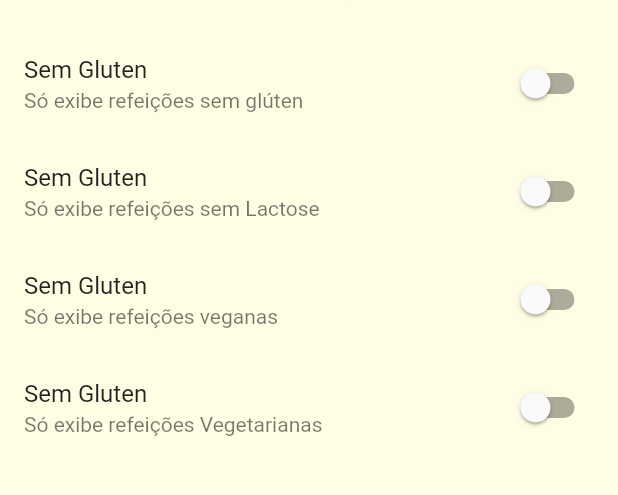
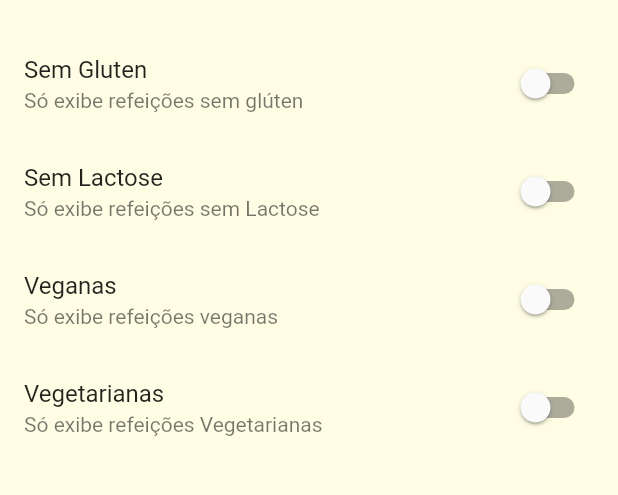
Before and after one commit to CaioAugustoSO/Meals-app, a Flutter app: the SettingsScreen screen opened by its route, on a phone screen of 412 x 824 dp, the part 149-644 px from its top. Run offline on Flutter 3.47's test engine with Material 2 defaults, Android fonts, the phone set to English and light mode, and no system bars; network calls fail.

Commit message:
added settings and favorite funnctions

```diff
--- a/lib/screens/settings_screen.dart
+++ b/lib/screens/settings_screen.dart
@@ -3,25 +3,37 @@ import '../components/main_drawer.dart';
 import '../models/settings.dart';
 
 class SettingsScreen extends StatefulWidget {
-  const SettingsScreen({super.key});
+  final Function(Settings) onSettingsChanged;
+  final Settings settings;
+  const SettingsScreen(this.onSettingsChanged, this.settings, {super.key});
 
   @override
   State<SettingsScreen> createState() => _SettingsScreenState();
 }
 
 class _SettingsScreenState extends State<SettingsScreen> {
-  var settings = Settings();
+  late Settings settings;
+
+  @override
+  void initState() {
+    super.initState();
+    settings = widget.settings;
+  }
+
   Widget _createSwitch(
     String title,
     String subtitle,
     bool value,
-    Function(bool?) onChanged,
+    Function(bool) onChanged,
   ) {
-    return SwitchListTile(
-      value: value,
-      onChanged: onChanged,
+    return SwitchListTile.adaptive(
       title: Text(title),
       subtitle: Text(subtitle),
+      value: value,
+      onChanged: (value) {
+        onChanged(value);
+        widget.onSettingsChanged(settings);
+      },
     );
   }
 
@@ -48,28 +60,25 @@ class _SettingsScreenState extends State<SettingsScreen> {
                     'Sem Gluten',
                     'Só exibe refeições sem glúten',
                     settings.isGlutenFree,
-                    (value) =>
-                        setState(() => settings.isGlutenFree = value as bool),
+                    (value) => setState(() => settings.isGlutenFree = value),
                   ),
                   _createSwitch(
-                    'Sem Gluten',
+                    'Sem Lactose',
                     'Só exibe refeições sem Lactose',
                     settings.isLactoseFree,
-                    (value) =>
-                        setState(() => settings.isLactoseFree = value as bool),
+                    (value) => setState(() => settings.isLactoseFree = value),
                   ),
                   _createSwitch(
-                    'Sem Gluten',
+                    'Veganas',
                     'Só exibe refeições veganas',
                     settings.isVegan,
-                    (value) => setState(() => settings.isVegan = value as bool),
+                    (value) => setState(() => settings.isVegan = value),
                   ),
                   _createSwitch(
-                    'Sem Gluten',
+                    'Vegetarianas',
                     'Só exibe refeições Vegetarianas',
                     settings.isVegetarian,
-                    (value) =>
-                        setState(() => settings.isVegetarian = value as bool),
+                    (value) => setState(() => settings.isVegetarian = value),
                   ),
                 ],
               ),
```
Also changed, not shown: lib/main.dart (+48 -5 lines), lib/screens/categores_meals_screen.dart (+6 -2 lines), lib/screens/favorites_screen.dart (+16 -5 lines), lib/screens/meal_details_screen.dart (+8 -3 lines), lib/screens/tabs_screen.dart (+19 -6 lines).
